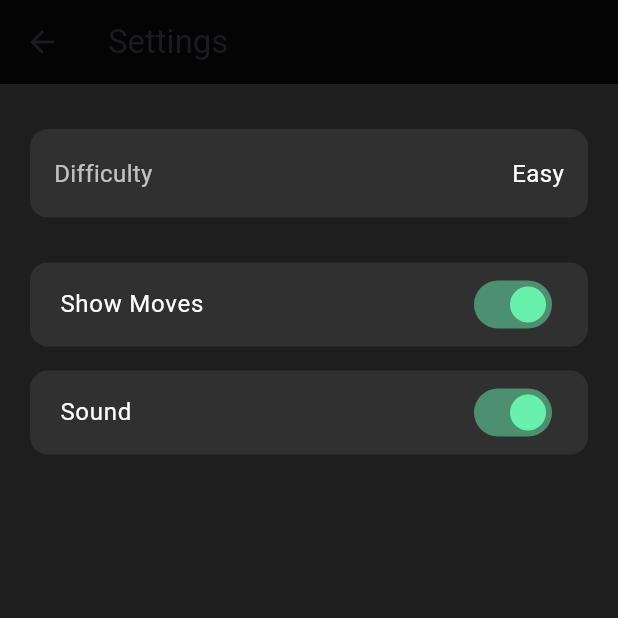
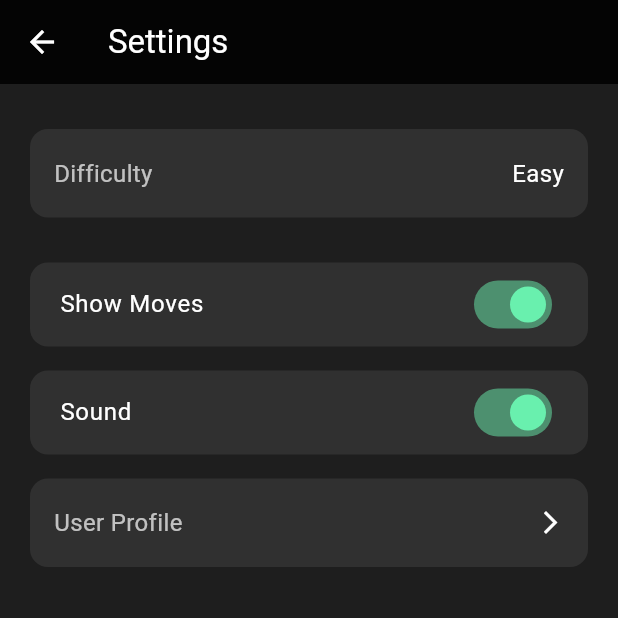
Before and after one commit to jeno1990/othello, a Flutter app: the screen it shows after launch, after a tap on the "settings" icon, on a phone screen of 412 x 824 dp, the top half of it. Run offline on Flutter 3.47's test engine with Material 3 defaults, Android fonts, the phone set to English and light mode, and no system bars; our stand-ins replace audioplayers, country_picker, get, get_storage.

Commit message:
Updated user profile features with controller fixes

```diff
--- a/lib/bindings.dart
+++ b/lib/bindings.dart
@@ -2,18 +2,14 @@ import 'package:get/get.dart';
 import 'package:audioplayers/audioplayers.dart';
 import 'package:othello/controllers/game_state_controller.dart';
 import 'package:othello/controllers/sound_state_controller.dart';
+import 'package:othello/controllers/user_profile_controller.dart';
 
 class InitBinding extends Bindings {
   @override
-  void dependencies() async {
+  void dependencies() {
+    Get.put<AudioPlayer>(AudioPlayer());
     Get.put(GameStateController());
     Get.put(GameSoundContoller());
-
-    final audioPlayer = AudioPlayer();
-    await audioPlayer.setReleaseMode(ReleaseMode.loop);
-    await audioPlayer.setSource(AssetSource('audio/background_music.wav'));
-    await audioPlayer.resume(); // ✅ Start playing when app launches
-
-    Get.put<AudioPlayer>(audioPlayer); // Register for Get.find()
+    Get.put(UserProfileController());
   }
 }
--- a/lib/controllers/sound_state_controller.dart
+++ b/lib/controllers/sound_state_controller.dart
@@ -1,11 +1,29 @@
 import 'package:get/get.dart';
+import 'package:audioplayers/audioplayers.dart';
 
 class GameSoundContoller extends GetxController {
-  bool _isSoundOn = true;
-  bool get isSoundOn => _isSoundOn;
+  final isSoundOn = true.obs;
+  late final AudioPlayer _player;
 
- void toggleSound() {
-    _isSoundOn = !_isSoundOn;
-    update();
+  @override
+  void onInit() {
+    super.onInit();
+    _player = Get.find<AudioPlayer>();
+    _initAudio();
+  }
+
+  Future<void> _initAudio() async {
+    await _player.setReleaseMode(ReleaseMode.loop);
+    await _player.setSource(AssetSource('audio/background_music.wav'));
+    await _player.resume();
+  }
+
+  void toggleSound() {
+    isSoundOn.value = !isSoundOn.value;
+    if (isSoundOn.value) {
+      _player.resume();
+    } else {
+      _player.pause();
+    }
   }
 }
--- /dev/null
+++ b/lib/controllers/user_profile_controller.dart
@@ -0,0 +1,46 @@
+import 'package:get/get.dart';
+import 'package:get_storage/get_storage.dart';
+
+class UserProfileController extends GetxController {
+  final box = GetStorage();
+
+  var username = ''.obs;
+  var gender = ''.obs;
+  var birthDate = DateTime.now().obs;
+  var city = ''.obs;
+  var country = ''.obs;
+  var email = ''.obs;
+  var password = ''.obs;
+  var obscurePassword = true.obs;
+
+  @override
+  void onInit() {
+    super.onInit();
+    loadProfile();
+  }
+
+  void loadProfile() {
+    username.value = box.read('username') ?? '';
+    gender.value = box.read('gender') ?? '';
+    city.value = box.read('city') ?? '';
+    country.value = box.read('country') ?? '';
+    email.value = box.read('email') ?? '';
+    password.value = box.read('password') ?? '';
+    final storedDate = box.read('birthDate');
+    if (storedDate != null) {
+      birthDate.value = DateTime.tryParse(storedDate) ?? DateTime.now();
+    }
+  }
+
+  void saveProfile() {
+    box.write('username', username.value);
+    box.write('gender', gender.value);
+    box.write('birthDate', birthDate.value.toIso8601String());
+    box.write('city', city.value);
+    box.write('country', country.value);
+    box.write('email', email.value);
+    box.write('password', password.value);
+
+    Get.snackbar('Success', 'Profile saved successfully', snackPosition: SnackPosition.BOTTOM);
+  }
+}
--- a/lib/main.dart
+++ b/lib/main.dart
@@ -1,10 +1,16 @@
 import 'package:flutter/material.dart';
 import 'package:get/get.dart';
+import 'package:get_storage/get_storage.dart';
 import 'package:othello/bindings.dart';
-import 'package:othello/presentation/screens/home_page.dart';
 import 'package:othello/presentation/screens/landing_page.dart';
+import 'package:othello/controllers/user_profile_controller.dart';
 
-void main() => runApp(MyApp());
+void main() async {
+  WidgetsFlutterBinding.ensureInitialized();
+  await GetStorage.init();
+  Get.put(UserProfileController(), permanent: true); // Initialize persistent storage
+  runApp(const MyApp());
+}
 
 class MyApp extends StatelessWidget {
   const MyApp({super.key});
@@ -16,8 +22,8 @@ class MyApp extends StatelessWidget {
       initialBinding: InitBinding(),
       title: 'Othello',
       theme: ThemeData(
-        primaryColor: Color(0xff18786a),
-        primarySwatch: MaterialColor(0xff38786a, <int, Color>{
+        primaryColor: const Color(0xff18786a),
+        primarySwatch: const MaterialColor(0xff38786a, <int, Color>{
           50: Color(0xffe0f2ef),
           100: Color(0xffb3dfd6),
           200: Color(0xff80cbbd),
@@ -30,7 +36,7 @@ class MyApp extends StatelessWidget {
           900: Color(0xff143127),
         }),
       ),
-      home: LandingPage(),
+      home: const LandingPage(),
     );
   }
 }
--- a/lib/presentation/screens/settings_page.dart
+++ b/lib/presentation/screens/settings_page.dart
@@ -1,8 +1,8 @@
 import 'package:flutter/material.dart';
 import 'package:get/get.dart';
-import 'package:audioplayers/audioplayers.dart';
 import 'package:othello/controllers/game_state_controller.dart';
 import 'package:othello/controllers/sound_state_controller.dart';
+import 'package:othello/presentation/screens/user_profile_page.dart';
 
 class SettingsPage extends StatefulWidget {
   const SettingsPage({super.key});
@@ -19,8 +19,9 @@ class _SettingsPageState extends State<SettingsPage> {
     return Scaffold(
       backgroundColor: const Color(0xFF1E1E1E),
       appBar: AppBar(
-        title: const Text('Settings'),
+        title: const Text('Settings', style: TextStyle(color: Colors.white)),
         backgroundColor: Colors.black87,
+        iconTheme: const IconThemeData(color: Colors.white),
         elevation: 0,
       ),
       body: Padding(
@@ -30,6 +31,7 @@ class _SettingsPageState extends State<SettingsPage> {
             return Column(
               crossAxisAlignment: CrossAxisAlignment.start,
               children: [
+                // Difficulty
                 GestureDetector(
                   onTap: () => _showDifficultyBottomSheet(context, controller),
                   child: Container(
@@ -41,10 +43,7 @@ class _SettingsPageState extends State<SettingsPage> {
                     child: Row(
                       mainAxisAlignment: MainAxisAlignment.spaceBetween,
                       children: [
-                        const Text(
-                          'Difficulty',
-                          style: TextStyle(color: Colors.white70, fontSize: 16),
-                        ),
+                        const Text('Difficulty', style: TextStyle(color: Colors.white70, fontSize: 16)),
                         Text(
                           _difficultyLabel(controller.gameDifficulty),
                           style: const TextStyle(color: Colors.white, fontSize: 16),
@@ -55,40 +54,45 @@ class _SettingsPageState extends State<SettingsPage> {
                 ),
                 const SizedBox(height: 30),
 
-                _buildToggleTile(
-                  'Show Moves',
-                  showMoves,
-                  (val) {
-                    setState(() {
-                      showMoves = val;
-                    });
-                  },
-                ),
+                // Show Moves Toggle
+                _buildToggleTile('Show Moves', showMoves, (val) {
+                  setState(() => showMoves = val);
+                }),
                 const SizedBox(height: 16),
 
-                // ✅ FINAL: Sound Toggle with guaranteed first-click behavior
-                GetBuilder<GameSoundContoller>(
-                  builder: (soundController) {
+                // ✅ Updated Sound Toggle (RxBool)
+                Obx(() {
+                  final soundController = Get.find<GameSoundContoller>();
                   return _buildToggleTile(
                     'Sound',
-                      soundController.isSoundOn,
-                      (val) async {
-                        final audioPlayer = Get.find<AudioPlayer>();
+                    soundController.isSoundOn.value,
+                    (val) => soundController.toggleSound(),
+                  );
+                }),
+                const SizedBox(height: 16),
 
-                        try {
-                          if (soundController.isSoundOn) {
-                            await audioPlayer.pause();
-                          } else {
-                            await audioPlayer.resume(); // ✅ no reset needed
-                          }
-
-                          soundController.toggleSound(); // flip AFTER
-                        } catch (e) {
-                          print('Audio error: $e');
-                        }
-                      },
+                // User Profile
+                GestureDetector(
+                  onTap: () {
+                    Navigator.push(
+                      context,
+                      MaterialPageRoute(builder: (_) => const UserProfilePage()),
                     );
                   },
+                  child: Container(
+                    padding: const EdgeInsets.symmetric(horizontal: 16, vertical: 18),
+                    decoration: BoxDecoration(
+                      color: Colors.grey[850],
+                      borderRadius: BorderRadius.circular(12),
+                    ),
+                    child: const Row(
+                      mainAxisAlignment: MainAxisAlignment.spaceBetween,
+                      children: [
+                        Text('User Profile', style: TextStyle(color: Colors.white70, fontSize: 16)),
+                        Icon(Icons.arrow_forward_ios, color: Colors.white, size: 18),
+                      ],
+                    ),
+                  ),
                 ),
               ],
             );
@@ -98,8 +102,7 @@ class _SettingsPageState extends State<SettingsPage> {
     );
   }
 
-  Widget _buildToggleTile(
-      String title, bool value, Function(bool) onChanged) {
+  Widget _buildToggleTile(String title, bool value, Function(bool) onChanged) {
     return Container(
       decoration: BoxDecoration(
         color: Colors.grey[850],
@@ -115,8 +118,7 @@ class _SettingsPageState extends State<SettingsPage> {
     );
   }
 
-  void _showDifficultyBottomSheet(
-      BuildContext context, GameStateController controller) {
+  void _showDifficultyBottomSheet(BuildContext context, GameStateController controller) {
     showModalBottomSheet(
       context: context,
       backgroundColor: Colors.black,
@@ -139,44 +141,23 @@ class _SettingsPageState extends State<SettingsPage> {
                 ),
               ),
               const SizedBox(height: 25),
-
-              _difficultyRow(
-                context,
-                label: 'EASY',
-                color: Colors.green,
-                isSelected: controller.gameDifficulty == GameDifficulty.easy,
-                onTap: () {
+              _difficultyRow(context, 'EASY', Colors.green, controller.gameDifficulty == GameDifficulty.easy, () {
                 controller.setGameDifficulty(GameDifficulty.easy);
                 controller.update();
                 Navigator.pop(context);
-                },
-              ),
+              }),
               const SizedBox(height: 16),
-
-              _difficultyRow(
-                context,
-                label: 'MEDIUM',
-                color: Colors.orange,
-                isSelected: controller.gameDifficulty == GameDifficulty.medium,
-                onTap: () {
+              _difficultyRow(context, 'MEDIUM', Colors.orange, controller.gameDifficulty == GameDifficulty.medium, () {
                 controller.setGameDifficulty(GameDifficulty.medium);
                 controller.update();
                 Navigator.pop(context);
-                },
-              ),
+              }),
               const SizedBox(height: 16),
-
-              _difficultyRow(
-                context,
-                label: 'HARD',
-                color: Colors.red,
-                isSelected: controller.gameDifficulty == GameDifficulty.hard,
-                onTap: () {
+              _difficultyRow(context, 'HARD', Colors.red, controller.gameDifficulty == GameDifficulty.hard, () {
                 controller.setGameDifficulty(GameDifficulty.hard);
                 controller.update();
                 Navigator.pop(context);
-                },
-              ),
+              }),
               const SizedBox(height: 20),
             ],
           ),
@@ -186,12 +167,12 @@ class _SettingsPageState extends State<SettingsPage> {
   }
 
   Widget _difficultyRow(
-    BuildContext context, {
-    required String label,
-    required Color color,
-    required bool isSelected,
-    required VoidCallback onTap,
-  }) {
+    BuildContext context,
+    String label,
+    Color color,
+    bool isSelected,
+    VoidCallback onTap,
+  ) {
     return Row(
       mainAxisAlignment: MainAxisAlignment.center,
       children: [
--- a/pubspec.yaml
+++ b/pubspec.yaml
@@ -33,6 +33,9 @@ dependencies:
   flutter:
     sdk: flutter
   get: ^4.7.2
+  get_storage: ^2.1.1
+  intl: ^0.18.1
+  country_picker: ^2.0.21
 
 dev_dependencies:
   flutter_lints: ^5.0.0
```
Also changed, not shown: lib/presentation/screens/user_profile_page.dart (added, +191 -0 lines), pubspec.lock, 2 other files. Lines whose indentation alone changed are shown as unchanged.
